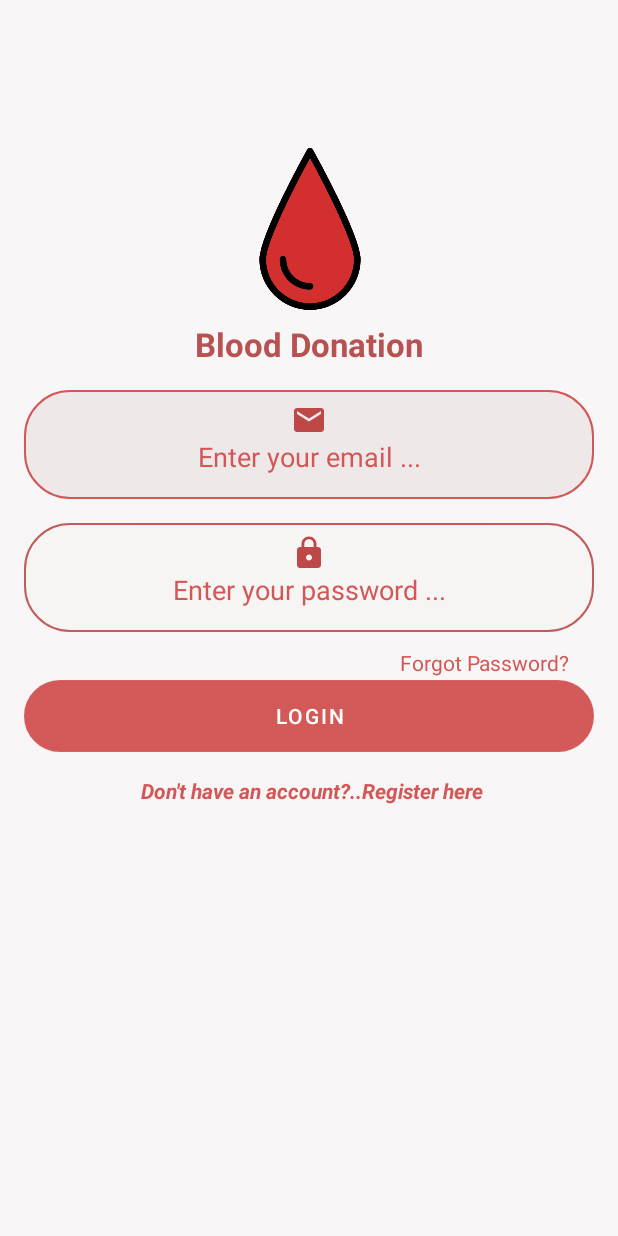
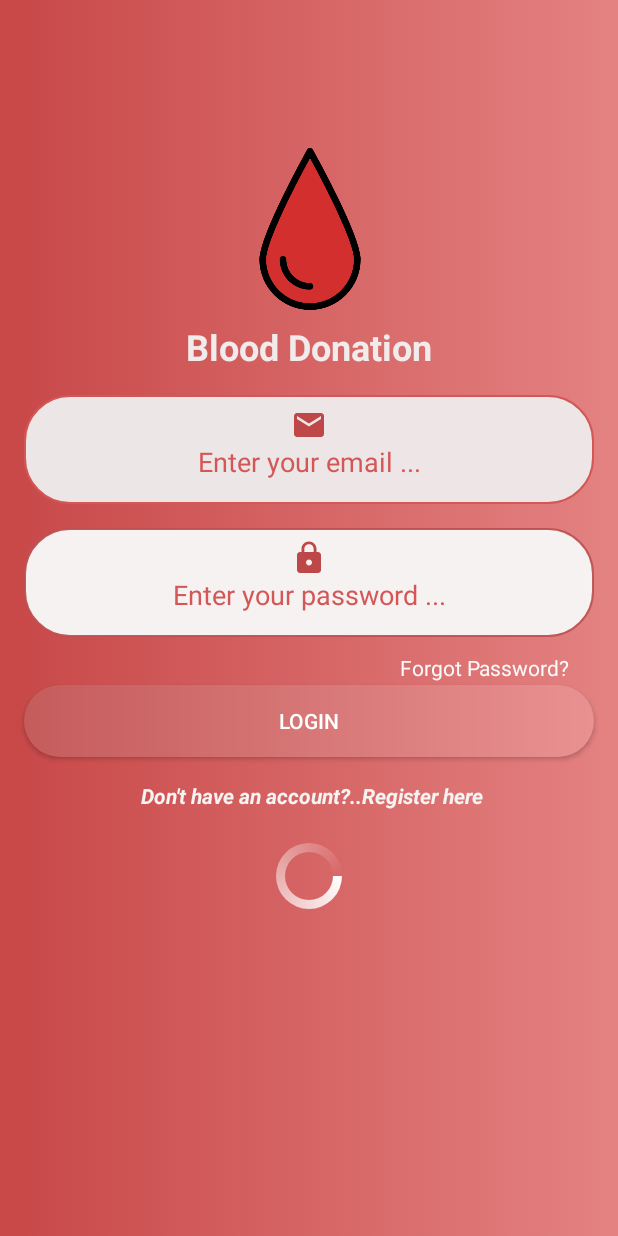
Before and after one commit to 7usss/Blood-Donation, an Android app: the screen it shows after launch (Login), on a phone screen of 412 x 824 dp. Run offline under Robolectric (Android 15) with nearby library versions, the phone set to English and light mode, and no system bars; our stand-ins replace Firebase (no records; nobody signed in at launch, a user with empty details on screens opened directly).

Commit message:
adding progriessbar + Instaed of log in every time when open the appp go directly to main activity if u have an account

```diff
--- a/app/src/main/java/com/example/myapplicationautho/Login.kt
+++ b/app/src/main/java/com/example/myapplicationautho/Login.kt
@@ -7,6 +7,8 @@ import android.os.Bundle
 import android.widget.Button
 import android.widget.EditText
 import android.widget.TextView
+import android.widget.Toast
+import com.google.firebase.auth.FirebaseAuth
 
 class Login() : AppCompatActivity()  {
     private var GoToRegisterPage:TextView?= null
@@ -14,12 +16,42 @@ class Login() : AppCompatActivity()  {
     private var Passwordinlogin:EditText?= null
     private var buttoninlogin :Button?= null
     private var forgotpassword :TextView?= null
-
+    private var Authe: FirebaseAuth? = null
     override fun onCreate(savedInstanceState: Bundle?) {
         super.onCreate(savedInstanceState)
         setContentView(R.layout.login)
         connectview()
+        Authe= FirebaseAuth.getInstance()
         movetoregisterpage()
+        LoginToMainActivity()
+    }
+
+    private fun LoginToMainActivity() {
+        buttoninlogin?.setOnClickListener {
+            var email2 = Emailinloin?.text.toString().trim()
+            var password2 = Passwordinlogin?.text.toString().trim()
+
+            Authe?.signInWithEmailAndPassword(email2,password2)?.addOnCompleteListener {
+                if (it.isSuccessful) {
+                    var move_to_main_activity1: Intent = Intent(this, MainActivity::class.java)
+                    move_to_main_activity1.addFlags(Intent.FLAG_ACTIVITY_NEW_TASK or Intent.FLAG_ACTIVITY_CLEAR_TASK)
+                    finish()
+                    startActivity(move_to_main_activity1)
+                }else{
+                    Toast.makeText(this, it.exception?.message, Toast.LENGTH_LONG).show()
+                }
+            }
+        }
+    }
+
+    override fun onStart() {
+        super.onStart()
+        if (Authe?.currentUser?.uid!= null){
+            var move_to_main_activity: Intent = Intent(this, MainActivity::class.java)
+            finish()
+            startActivity(move_to_main_activity)
+        }
+
     }
 
     private fun movetoregisterpage() {
--- a/app/src/main/java/com/example/myapplicationautho/MainActivity.kt
+++ b/app/src/main/java/com/example/myapplicationautho/MainActivity.kt
@@ -11,6 +11,8 @@ import androidx.core.view.GravityCompat
 import androidx.drawerlayout.widget.DrawerLayout
 import com.google.android.material.bottomnavigation.BottomNavigationView
 import com.google.android.material.navigation.NavigationView
+import com.google.firebase.auth.FirebaseAuth
+import com.google.rpc.context.AttributeContext
 
 class MainActivity : AppCompatActivity() {
     private var drawer:DrawerLayout? =null
@@ -18,10 +20,12 @@ class MainActivity : AppCompatActivity() {
     private var framelayout:FrameLayout? =null
     private var bottomnavigation:BottomNavigationView? =null
     private var toolBar:Toolbar? =null
+    private var Authe: FirebaseAuth? = null
     override fun onCreate(savedInstanceState: Bundle?) {
         super.onCreate(savedInstanceState)
         setContentView(R.layout.activity_main)
         connectview()
+        Authe= FirebaseAuth.getInstance()
         ClickOnItemInDrawerNav()
         setSupportActionBar(toolBar)
         supportActionBar?.setDisplayHomeAsUpEnabled(true)
@@ -37,6 +41,7 @@ class MainActivity : AppCompatActivity() {
                     true
                 }
                 R.id.logout ->{
+                    Authe?.signOut()
                     var x : Intent = Intent(this,Login::class.java)
                     startActivity(x)
                     finish()
--- a/app/src/main/java/com/example/myapplicationautho/User.kt
+++ b/app/src/main/java/com/example/myapplicationautho/User.kt
@@ -2,5 +2,5 @@ package com.example.myapplicationautho
 
 import org.w3c.dom.Text
 
-data class User(val name:String,val phonenumber:String) {
+data class User(val Name:String,val PhoneNumber:Int) {
 }
--- a/app/src/main/java/com/example/myapplicationautho/register.kt
+++ b/app/src/main/java/com/example/myapplicationautho/register.kt
@@ -37,7 +37,7 @@ class register : AppCompatActivity() {
             var name=Nameinregister?.text.toString().trim()
             var email= emailinregister?.text.toString().trim()
             var password = passwordinregister?.text.toString().trim()
-            var phone = phoneinregister?.text?.toString()!!.trim()
+            var phone = phoneinregister?.text.toString().trim().toInt()
 
             Authe?.createUserWithEmailAndPassword(email,password)?.addOnCompleteListener {
                 val newUser = User(name,phone)
--- /dev/null
+++ b/app/src/main/res/drawable/button_custtom.xml
@@ -0,0 +1,12 @@
+<?xml version="1.0" encoding="utf-8"?>
+<shape xmlns:android="http://schemas.android.com/apk/res/android">
+<gradient android:startColor="#C55C5C"
+
+    android:endColor="#E99191">
+
+</gradient>
+
+    <corners android:radius="32dp">
+
+    </corners>
+</shape>
--- /dev/null
+++ b/app/src/main/res/drawable/ic_baseline_person_24.xml
@@ -0,0 +1,5 @@
+<vector android:height="24dp" android:tint="#BE4747"
+    android:viewportHeight="24" android:viewportWidth="24"
+    android:width="24dp" xmlns:android="http://schemas.android.com/apk/res/android">
+    <path android:fillColor="@android:color/white" android:pathData="M12,12c2.21,0 4,-1.79 4,-4s-1.79,-4 -4,-4 -4,1.79 -4,4 1.79,4 4,4zM12,14c-2.67,0 -8,1.34 -8,4v2h16v-2c0,-2.66 -5.33,-4 -8,-4z"/>
+</vector>
--- /dev/null
+++ b/app/src/main/res/drawable/white_circle.xml
@@ -0,0 +1,26 @@
+<?xml version="1.0" encoding="utf-8"?>
+<rotate xmlns:android="http://schemas.android.com/apk/res/android"
+    android:pivotX="50%"
+    android:pivotY="50%"
+    android:fromDegrees="0"
+    android:toDegrees="360">
+
+    <shape
+        android:shape="ring"
+        android:innerRadiusRatio="3"
+        android:thicknessRatio="8"
+        android:useLevel="false">
+
+        <size
+            android:width="76dip"
+            android:height="76dip" />
+
+        <gradient
+            android:type="sweep"
+            android:useLevel="false"
+            android:startColor="#FFFFFF"
+            android:endColor="#00ffffff"
+            android:angle="0"/>
+
+    </shape>
+</rotate>
--- a/app/src/main/res/layout/custom_header.xml
+++ b/app/src/main/res/layout/custom_header.xml
@@ -26,6 +26,7 @@
         android:textColor="@color/white"
         android:textSize="18dp"
         android:textStyle="bold"
+        android:layout_marginEnd="80dp"
         app:layout_constraintBottom_toBottomOf="parent"
         app:layout_constraintEnd_toEndOf="parent"
         app:layout_constraintStart_toEndOf="@+id/imageView"
--- a/app/src/main/res/layout/login.xml
+++ b/app/src/main/res/layout/login.xml
@@ -5,7 +5,7 @@
     android:layout_width="match_parent"
     android:layout_height="match_parent"
     tools:context=".Login"
-    android:background="@drawable/gradient_background">
+    android:background="@drawable/color_for_customheader">
 
     <androidx.constraintlayout.widget.Guideline
         android:id="@+id/guideline2"
@@ -25,18 +25,19 @@
         app:layout_constraintTop_toTopOf="@+id/guideline2" />
 
     <TextView
+
     android:layout_marginTop="8dp"
     android:id="@+id/text1"
     android:layout_width="match_parent"
     android:layout_height="wrap_content"
     android:text="Blood Donation"
     android:gravity="center"
-    android:textSize="22dp"
+    android:textSize="24dp"
     app:layout_constraintEnd_toEndOf="parent"
     app:layout_constraintStart_toStartOf="parent"
     app:layout_constraintTop_toBottomOf="@id/img"
     android:textStyle="bold"
-    android:textColor="#C7A52323"/>
+    android:textColor="#FAF2EEEE"/>
 
     <EditText
         android:textColorHint="@color/purple_500"
@@ -82,7 +83,7 @@
         android:layout_width="wrap_content"
         android:layout_height="wrap_content"
         android:hint="Forgot Password?"
-        android:textColorHint="@color/purple_500"
+        android:textColorHint="#FAF9F9"
         app:layout_constraintBottom_toTopOf="@+id/buttonLogin"
         app:layout_constraintEnd_toEndOf="parent"
         app:layout_constraintTop_toBottomOf="@+id/passwordET"
@@ -97,11 +98,13 @@
         android:layout_marginStart="16dp"
         android:layout_marginTop="32dp"
         android:layout_marginEnd="16dp"
-        android:text="login"
-        android:background="@drawable/custom_editext"
+        android:textColor="@color/white"
+        android:text="Login"
+        android:background="@drawable/button_custtom"
         app:layout_constraintEnd_toEndOf="parent"
         app:layout_constraintStart_toStartOf="parent"
-        app:layout_constraintTop_toBottomOf="@+id/passwordET" />
+        app:layout_constraintTop_toBottomOf="@+id/passwordET"
+        />
 
     <TextView
         android:id="@+id/goToregisterpageTV"
@@ -112,10 +115,30 @@
         android:textStyle="italic|bold"
         app:layout_constraintEnd_toEndOf="parent"
         app:layout_constraintStart_toStartOf="parent"
-        android:textColor="@color/purple_500"
+        android:textColor="#F6F3F3"
         app:layout_constraintTop_toBottomOf="@+id/buttonLogin"
         android:clickable="true"
         />
+
+    <RelativeLayout
+        android:layout_width="match_parent"
+        android:layout_height="wrap_content"
+
+        android:padding="20dp"
+        app:layout_constraintEnd_toEndOf="parent"
+        app:layout_constraintStart_toStartOf="parent"
+        app:layout_constraintTop_toBottomOf="@+id/goToregisterpageTV"
+
+        >
+
+        <ProgressBar
+
+            android:layout_width="wrap_content"
+            android:layout_height="wrap_content"
+            android:layout_centerInParent="true"
+            android:indeterminateDrawable="@drawable/white_circle" />
+
+    </RelativeLayout>
 
 
 
--- a/app/src/main/res/menu/menu_drawer_nav.xml
+++ b/app/src/main/res/menu/menu_drawer_nav.xml
@@ -1,8 +1,9 @@
 <?xml version="1.0" encoding="utf-8"?>
 <menu xmlns:android="http://schemas.android.com/apk/res/android">
     <item android:id="@+id/home"
-        android:icon="@drawable/ic_baseline_home_24"
-        android:title="Home"/>
+        android:icon="@drawable/ic_baseline_person_24"
+        android:title="Profile"
+        />
     <item android:id="@+id/Howtheappwork"
         android:icon="@drawable/ic_baseline_question_mark_24"
         android:title="How The Application Works"/>
--- a/app/src/main/res/values/colors.xml
+++ b/app/src/main/res/values/colors.xml
@@ -5,6 +5,6 @@
     <color name="purple_700">#EF953737</color>
     <color name="teal_200">#C8666F</color>
     <color name="teal_700">#FF018786</color>
-    <color name="black">#FF000000</color>
+    <color name="black">#060606</color>
     <color name="white">#FFFFFFFF</color>
 </resources>
--- a/app/src/main/res/values/themes.xml
+++ b/app/src/main/res/values/themes.xml
@@ -1,6 +1,6 @@
 <resources xmlns:tools="http://schemas.android.com/tools">
     <!-- Base application theme. -->
-    <style name="Theme.MyApplicationAutho" parent="Theme.MaterialComponents.DayNight.NoActionBar">
+    <style name="Theme.MyApplicationAutho" parent="Theme.Design.Light.NoActionBar">
         <!-- Primary brand color. -->
         <item name="colorPrimary">@color/purple_500</item>
         <item name="colorPrimaryVariant">@color/purple_700</item>
--- a/build.gradle
+++ b/build.gradle
@@ -7,7 +7,7 @@ buildscript {
     }
     dependencies {
         classpath 'com.google.gms:google-services:4.3.10'
-        classpath 'com.android.tools.build:gradle:7.1.1'
+        classpath 'com.android.tools.build:gradle:7.1.2'
         classpath 'org.jetbrains.kotlin:kotlin-gradle-plugin:1.6.10'
 
         // NOTE: Do not place your application dependencies here; they belong
```
Also changed, not shown: app/src/main/res/layout/activity_main.xml (+6 -2 lines), app/src/main/res/layout/activity_register.xml (+10 -8 lines).
